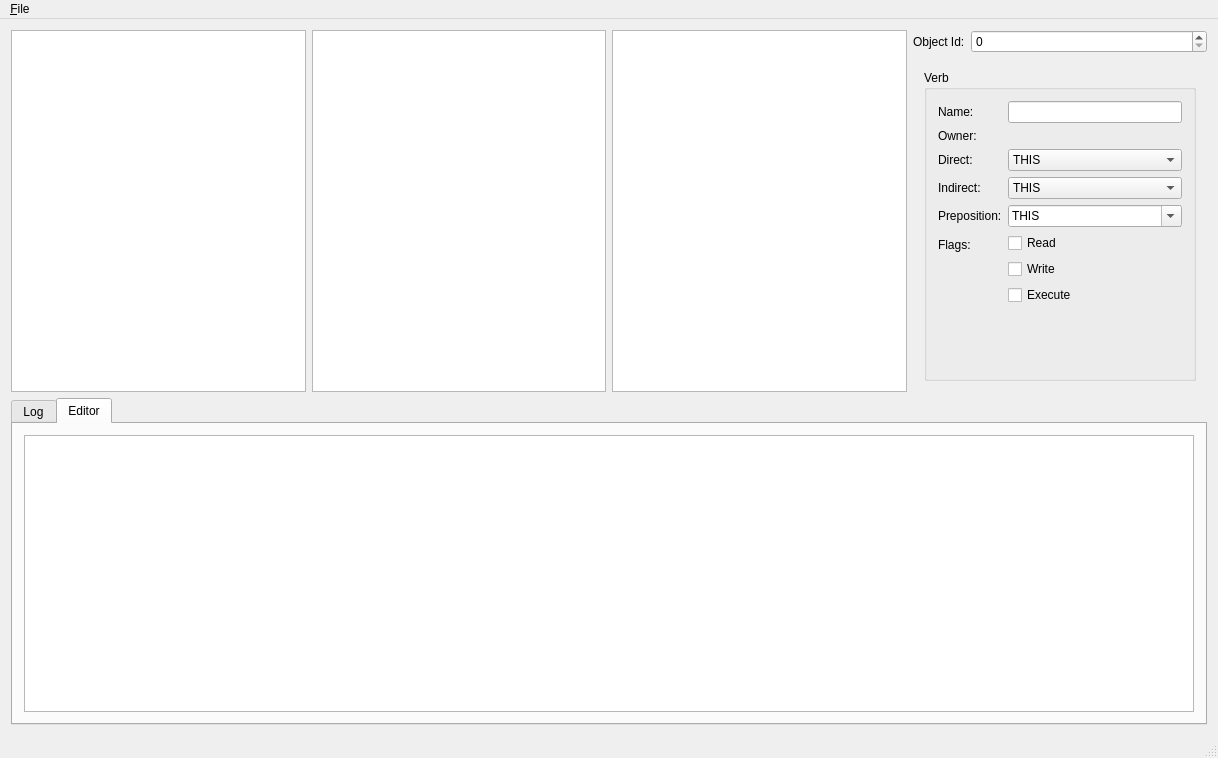
Qt form Server/mainwindow.ui (bigfug/moo) before a commit.
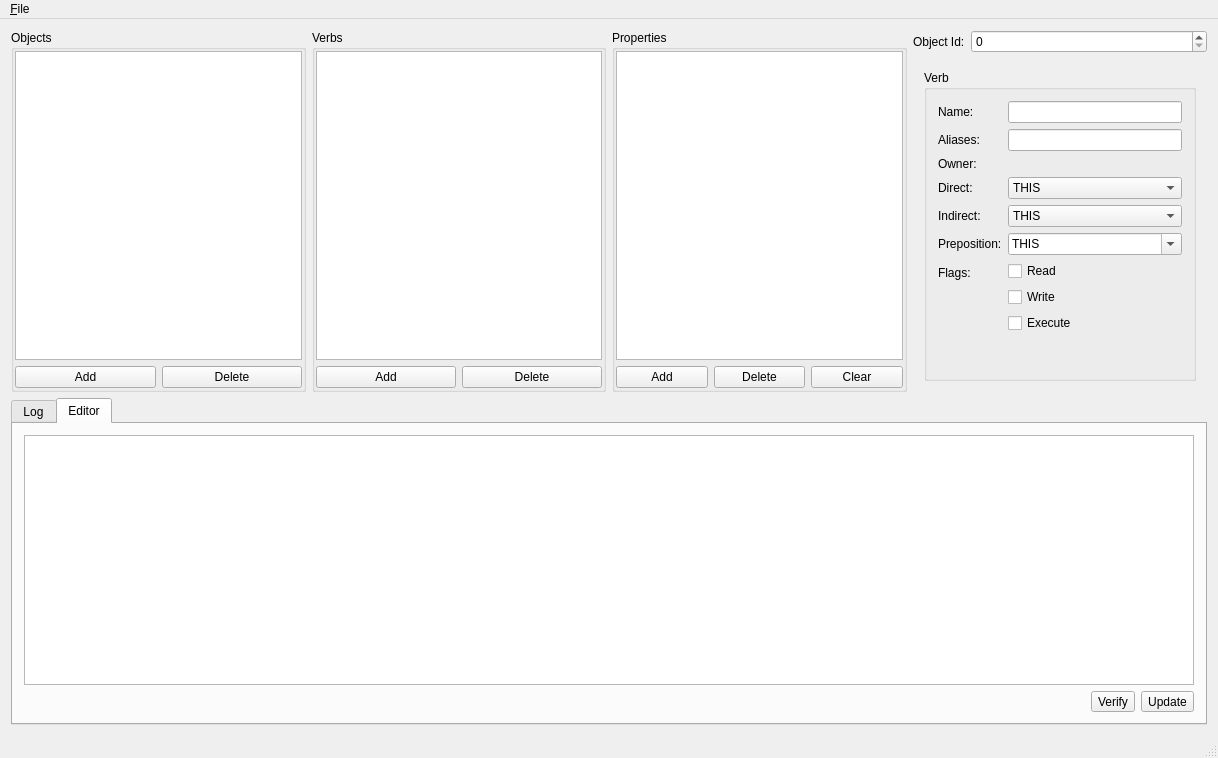
The same form after that commit. The open tabs and pages were chosen to show the change. Custom widgets are drawn as their Qt base class.

Commit message: Server GUI adding of objects, verbs, and properties, including verb script editing (very basic!)

```diff
--- a/Server/mainwindow.ui
+++ b/Server/mainwindow.ui
@@ -18,17 +18,141 @@
     <item>
      <layout class="QHBoxLayout" name="horizontalLayout">
       <item>
-       <widget class="QTreeView" name="mObjectTree"/>
+       <widget class="QGroupBox" name="verticalGroupBox">
+        <property name="title">
+         <string>Objects</string>
+        </property>
+        <layout class="QVBoxLayout" name="verticalLayout_10">
+         <property name="leftMargin">
+          <number>1</number>
+         </property>
+         <property name="topMargin">
+          <number>1</number>
+         </property>
+         <property name="rightMargin">
+          <number>1</number>
+         </property>
+         <property name="bottomMargin">
+          <number>1</number>
+         </property>
+         <item>
+          <widget class="QTreeView" name="mObjectTree"/>
+         </item>
+         <item>
+          <layout class="QHBoxLayout" name="horizontalLayout_2">
+           <item>
+            <widget class="QPushButton" name="mButtonObjectAdd">
+             <property name="text">
+              <string>Add</string>
+             </property>
+            </widget>
+           </item>
+           <item>
+            <widget class="QPushButton" name="mButtonObjectDelete">
+             <property name="text">
+              <string>Delete</string>
+             </property>
+            </widget>
+           </item>
+          </layout>
+         </item>
+        </layout>
+       </widget>
       </item>
       <item>
-       <widget class="QListWidget" name="mVerbList">
-        <property name="sortingEnabled">
-         <bool>true</bool>
+       <widget class="QGroupBox" name="groupBox_4">
+        <property name="title">
+         <string>Verbs</string>
         </property>
+        <layout class="QVBoxLayout" name="verticalLayout_11">
+         <property name="leftMargin">
+          <number>1</number>
+         </property>
+         <property name="topMargin">
+          <number>1</number>
+         </property>
+         <property name="rightMargin">
+          <number>1</number>
+         </property>
+         <property name="bottomMargin">
+          <number>1</number>
+         </property>
+         <item>
+          <widget class="QListWidget" name="mVerbList">
+           <property name="sortingEnabled">
+            <bool>true</bool>
+           </property>
+          </widget>
+         </item>
+         <item>
+          <layout class="QHBoxLayout" name="horizontalLayout_3">
+           <item>
+            <widget class="QPushButton" name="mButtonVerbAdd">
+             <property name="text">
+              <string>Add</string>
+             </property>
+            </widget>
+           </item>
+           <item>
+            <widget class="QPushButton" name="mButtonVerbDelete">
+             <property name="text">
+              <string>Delete</string>
+             </property>
+            </widget>
+           </item>
+          </layout>
+         </item>
+        </layout>
        </widget>
       </item>
       <item>
-       <widget class="QListWidget" name="mPropList"/>
+       <widget class="QGroupBox" name="groupBox_5">
+        <property name="title">
+         <string>Properties</string>
+        </property>
+        <layout class="QVBoxLayout" name="verticalLayout_12">
+         <property name="leftMargin">
+          <number>1</number>
+         </property>
+         <property name="topMargin">
+          <number>1</number>
+         </property>
+         <property name="rightMargin">
+          <number>1</number>
+         </property>
+         <property name="bottomMargin">
+          <number>1</number>
+         </property>
+         <item>
+          <widget class="QListWidget" name="mPropList"/>
+         </item>
+         <item>
+          <layout class="QHBoxLayout" name="horizontalLayout_4">
+           <item>
+            <widget class="QPushButton" name="mButtonPropertyAdd">
+             <property name="text">
+              <string>Add</string>
+             </property>
+            </widget>
+           </item>
+           <item>
+            <widget class="QPushButton" name="mButtonPropertyDelete">
+             <property name="text">
+              <string>Delete</string>
+             </property>
+            </widget>
+           </item>
+           <item>
+            <widget class="QPushButton" name="mButtonPropertyClear">
+             <property name="text">
+              <string>Clear</string>
+             </property>
+            </widget>
+           </item>
+          </layout>
+         </item>
+        </layout>
+       </widget>
       </item>
       <item>
        <layout class="QVBoxLayout" name="verticalLayout_4">
@@ -192,14 +316,14 @@
                <item row="0" column="1">
                 <widget class="QLineEdit" name="mVerbName"/>
                </item>
-               <item row="1" column="0">
+               <item row="2" column="0">
                 <widget class="QLabel" name="label_8">
                  <property name="text">
                   <string>Owner:</string>
                  </property>
                 </widget>
                </item>
-               <item row="1" column="1">
+               <item row="2" column="1">
                 <widget class="ObjectSelector" name="mVerbOwner" native="true">
                  <property name="minimumSize">
                   <size>
@@ -209,14 +333,14 @@
                  </property>
                 </widget>
                </item>
-               <item row="5" column="0">
+               <item row="6" column="0">
                 <widget class="QLabel" name="label_10">
                  <property name="text">
                   <string>Flags:</string>
                  </property>
                 </widget>
                </item>
-               <item row="5" column="1">
+               <item row="6" column="1">
                 <layout class="QVBoxLayout" name="verticalLayout_5">
                  <item>
                   <widget class="QCheckBox" name="checkBox">
@@ -241,14 +365,14 @@
                  </item>
                 </layout>
                </item>
-               <item row="2" column="0">
+               <item row="3" column="0">
                 <widget class="QLabel" name="label_11">
                  <property name="text">
                   <string>Direct:</string>
                  </property>
                 </widget>
                </item>
-               <item row="2" column="1">
+               <item row="3" column="1">
                 <widget class="QComboBox" name="mVerbDirect">
                  <item>
                   <property name="text">
@@ -267,14 +391,14 @@
                  </item>
                 </widget>
                </item>
-               <item row="3" column="0">
+               <item row="4" column="0">
                 <widget class="QLabel" name="label_12">
                  <property name="text">
                   <string>Indirect:</string>
                  </property>
                 </widget>
                </item>
-               <item row="3" column="1">
+               <item row="4" column="1">
                 <widget class="QComboBox" name="mVerbIndirect">
                  <item>
                   <property name="text">
@@ -293,14 +417,14 @@
                  </item>
                 </widget>
                </item>
-               <item row="4" column="0">
+               <item row="5" column="0">
                 <widget class="QLabel" name="label_13">
                  <property name="text">
                   <string>Preposition:</string>
                  </property>
                 </widget>
                </item>
-               <item row="4" column="1">
+               <item row="5" column="1">
                 <widget class="QComboBox" name="mVerbPreposition">
                  <property name="editable">
                   <bool>true</bool>
@@ -322,6 +446,16 @@
                  </item>
                 </widget>
                </item>
+               <item row="1" column="0">
+                <widget class="QLabel" name="label_14">
+                 <property name="text">
+                  <string>Aliases:</string>
+                 </property>
+                </widget>
+               </item>
+               <item row="1" column="1">
+                <widget class="QLineEdit" name="mVerbAliases"/>
+               </item>
               </layout>
              </widget>
             </item>
@@ -392,6 +526,37 @@
         <item>
          <widget class="QPlainTextEdit" name="mTextEditor"/>
         </item>
+        <item>
+         <layout class="QHBoxLayout" name="horizontalLayout_5">
+          <item>
+           <spacer name="horizontalSpacer">
+            <property name="orientation">
+             <enum>Qt::Horizontal</enum>
+            </property>
+            <property name="sizeHint" stdset="0">
+             <size>
+              <width>40</width>
+              <height>20</height>
+             </size>
+            </property>
+           </spacer>
+          </item>
+          <item>
+           <widget class="QToolButton" name="toolButton">
+            <property name="text">
+             <string>Verify</string>
+            </property>
+           </widget>
+          </item>
+          <item>
+           <widget class="QToolButton" name="mButtonEditorUpdate">
+            <property name="text">
+             <string>Update</string>
+            </property>
+           </widget>
+          </item>
+         </layout>
+        </item>
        </layout>
       </widget>
      </widget>
```
Left out of the diff: 6 changed lines with no effect on the pictures. The commit also changes 2 other files.
